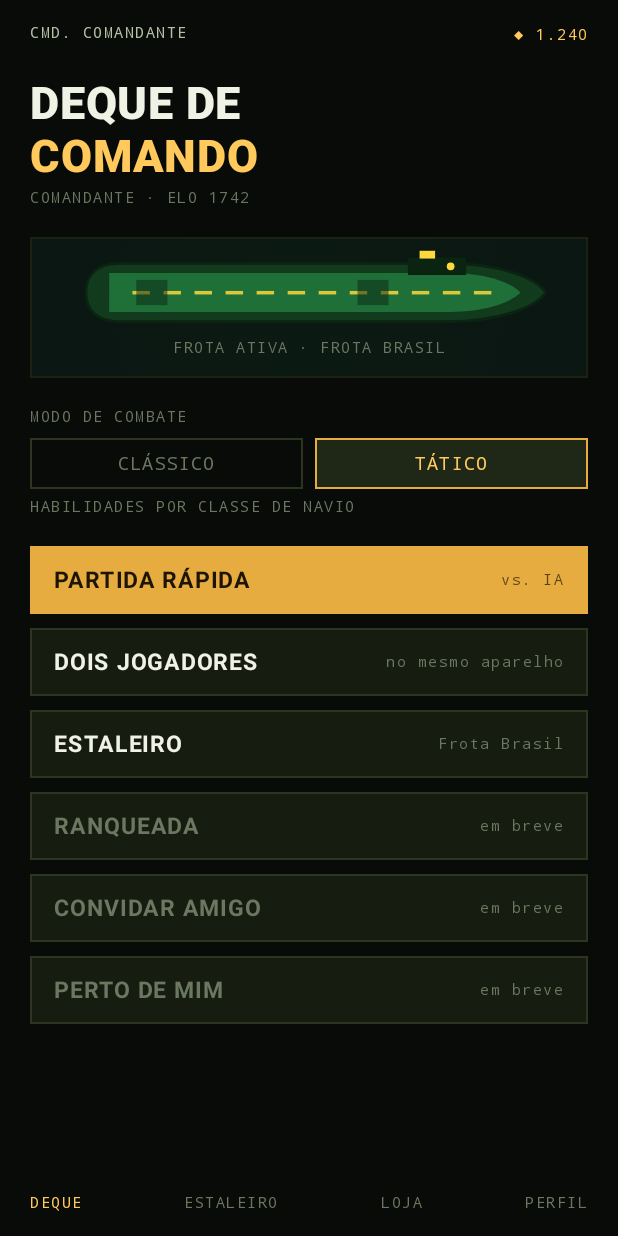
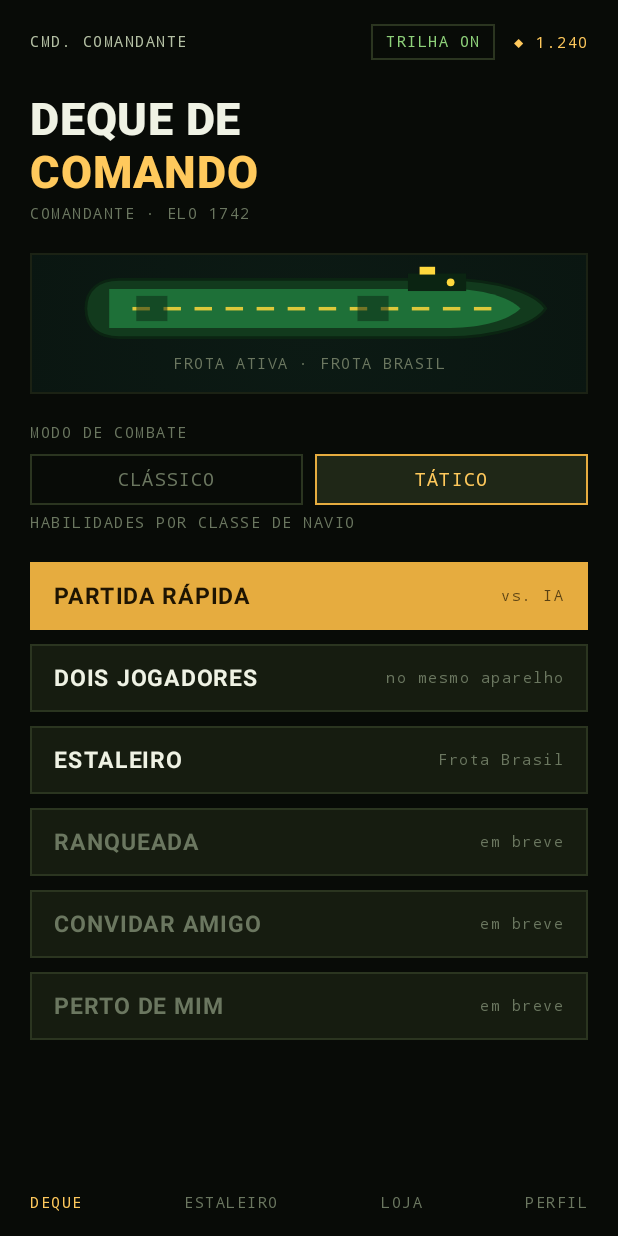
Before and after one commit to johncoelho/naval-battle, an Android app built with Jetpack Compose: the screen it shows after launch (MainActivity), on a phone screen of 412 x 824 dp. Run offline under Robolectric (Android 15) with nearby library versions, the light colour scheme and no system bars.

Commit message:
Botao de trilha no deque de comando

```diff
--- a/composeApp/src/commonMain/kotlin/br/com/navalbattle/ui/MenuScreen.kt
+++ b/composeApp/src/commonMain/kotlin/br/com/navalbattle/ui/MenuScreen.kt
@@ -3,6 +3,7 @@ package br.com.navalbattle.ui
 import androidx.compose.foundation.Canvas
 import androidx.compose.foundation.background
 import androidx.compose.foundation.border
+import androidx.compose.foundation.clickable
 import androidx.compose.foundation.layout.Arrangement
 import androidx.compose.foundation.layout.Column
 import androidx.compose.foundation.layout.Row
@@ -38,9 +39,24 @@ fun MenuScreen(state: AppState) {
             .windowInsetsPadding(androidx.compose.foundation.layout.WindowInsets.systemBars)
             .padding(horizontal = 20.dp, vertical = 16.dp)
     ) {
-        Row(Modifier.fillMaxWidth(), horizontalArrangement = Arrangement.SpaceBetween) {
+        Row(
+            Modifier.fillMaxWidth(),
+            horizontalArrangement = Arrangement.SpaceBetween,
+            verticalAlignment = Alignment.CenterVertically
+        ) {
             HudLabel("CMD. COMANDANTE", Naval.inkSoft)
-            HudLabel("◆ 1.240", Naval.amberStrong)
+            Row(verticalAlignment = Alignment.CenterVertically) {
+                HudLabel(
+                    if (state.musicOn) "TRILHA ON" else "TRILHA OFF",
+                    if (state.musicOn) Naval.greenBright else Naval.muted,
+                    Modifier
+                        .border(1.dp, Naval.line)
+                        .clickable { state.musicOn = !state.musicOn }
+                        .padding(horizontal = 10.dp, vertical = 6.dp)
+                )
+                Spacer(Modifier.width(12.dp))
+                HudLabel("◆ 1.240", Naval.amberStrong)
+            }
         }
 
         Spacer(Modifier.height(22.dp))
```
